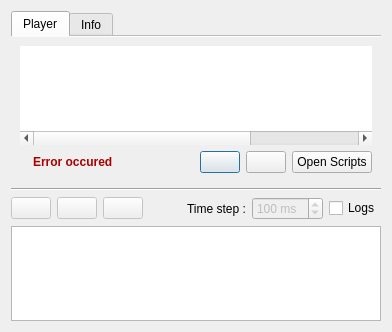
Above: pqPlayBackEventsDialog.ui from benjaminlong/QtTesting before the change. Below: the same form after it.
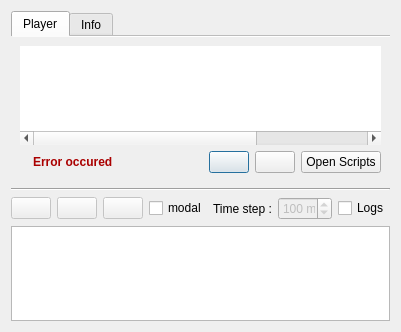
That is the form after the change. Icons and pictures are not drawn.

Commit message: First pass to modal/unmodal dialog

The edit to the form file:
```diff
--- a/pqPlayBackEventsDialog.ui
+++ b/pqPlayBackEventsDialog.ui
@@ -680,6 +680,13 @@
        </property>
       </spacer>
      </item>
+     <item>
+      <widget class="QCheckBox" name="modalCheckBox">
+       <property name="text">
+        <string>modal</string>
+       </property>
+      </widget>
+     </item>
      <item>
       <widget class="QLabel" name="timeStepLabel">
        <property name="text">
```
The commit also changes 3 other files.
